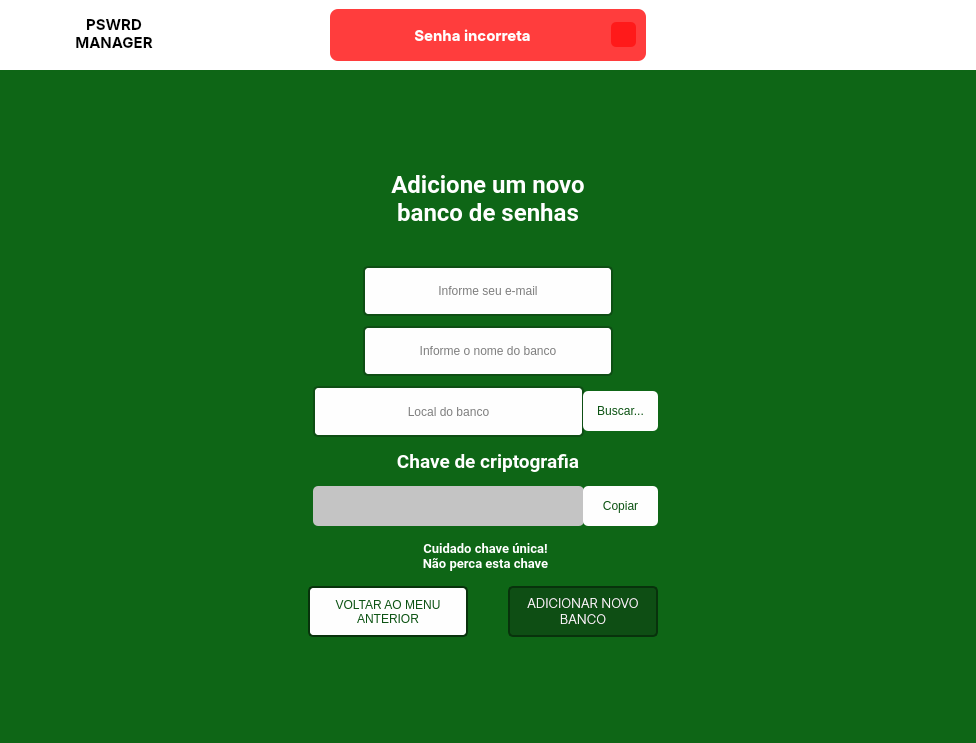
This is QtDesigner/filesUI/registerWindowWidget.ui in lrafaelz/PSWRD-Manager as Qt 5 draws it before an edit. The edited form follows.
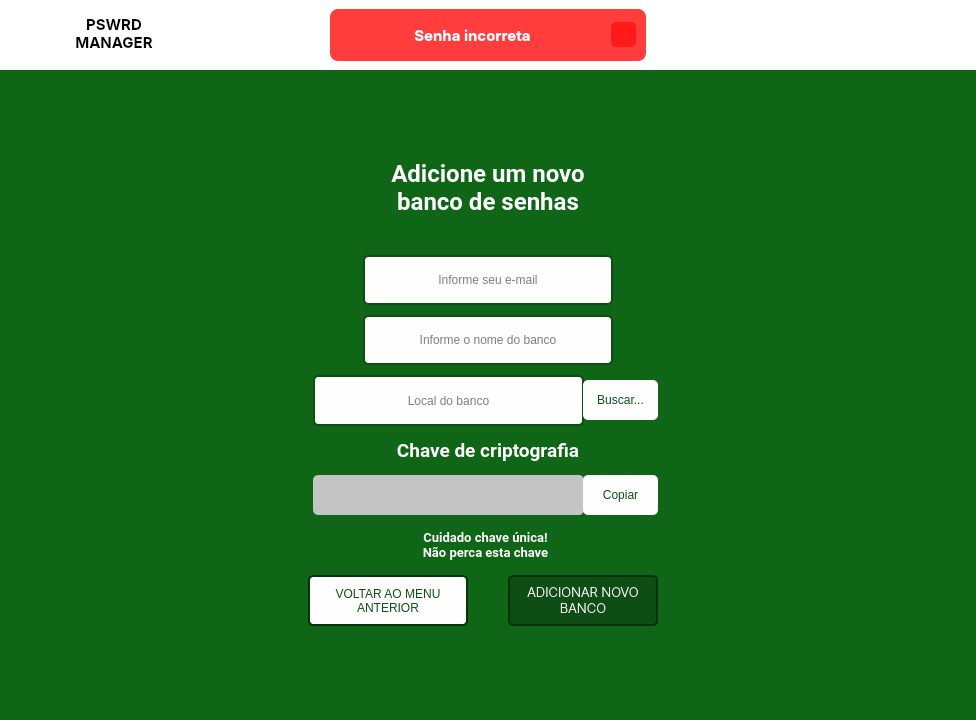
This is the edited form. Icons and pictures are not drawn.

Patch:
```diff
--- a/QtDesigner/filesUI/registerWindowWidget.ui
+++ b/QtDesigner/filesUI/registerWindowWidget.ui
@@ -7,7 +7,7 @@
     <x>0</x>
     <y>0</y>
     <width>976</width>
-    <height>743</height>
+    <height>720</height>
    </rect>
   </property>
   <property name="windowTitle">
```
Left out of the diff: 2 changed lines with no effect on the pictures.
